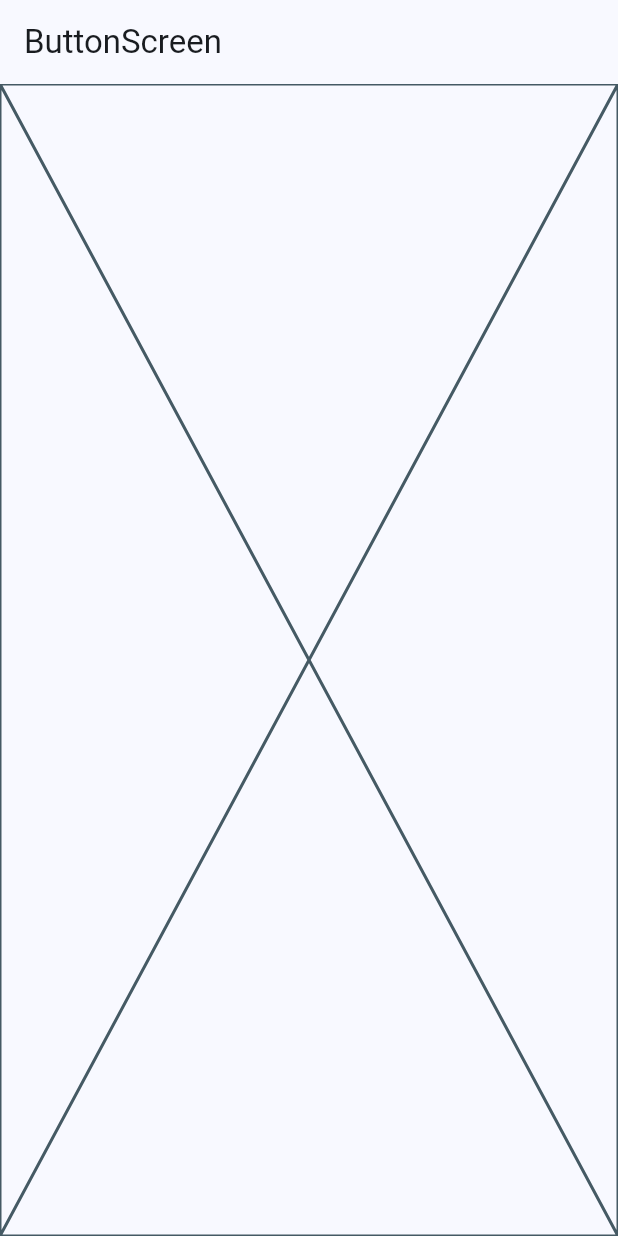
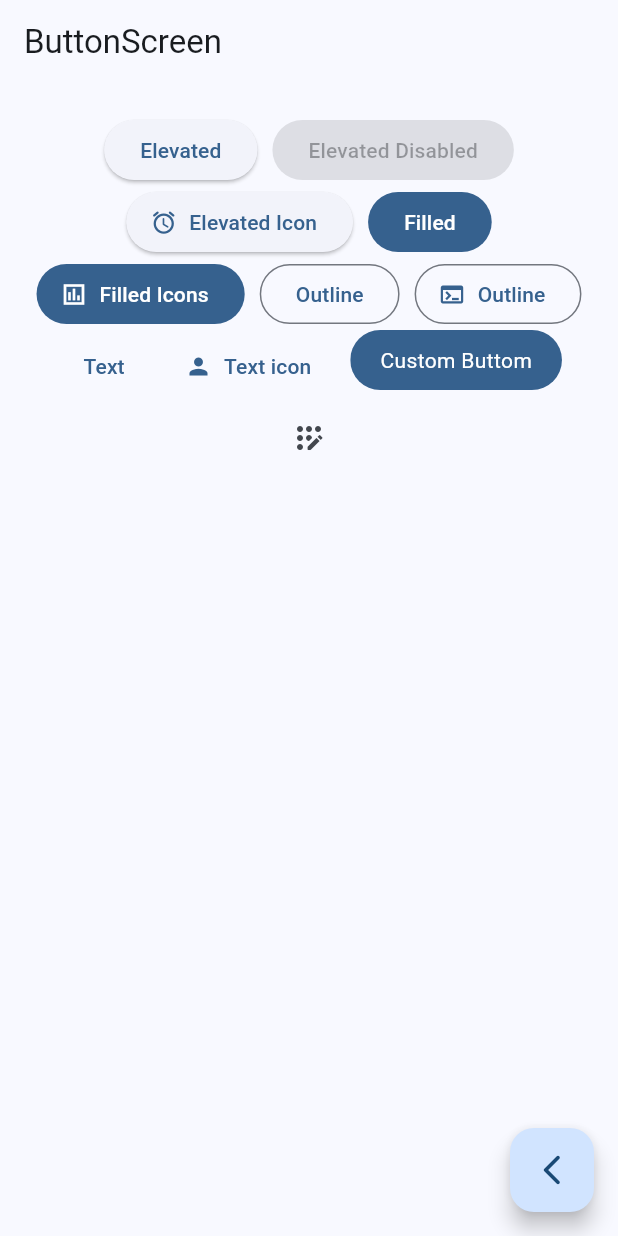
Before and after one commit to juancjr99/widgets_app, a Flutter app: the ButtonsScreen screen opened by its route, on a phone screen of 412 x 824 dp. Run offline on Flutter 3.47's test engine with Material 3 defaults, Android fonts, the phone set to English and light mode, and no system bars; our stand-ins replace go_router.

Commit message:
buttoms screen terminado

```diff
--- a/lib/presentation/screens/buttons/buttons_screen.dart
+++ b/lib/presentation/screens/buttons/buttons_screen.dart
@@ -1,4 +1,6 @@
 import 'package:flutter/material.dart';
+import 'package:go_router/go_router.dart';
+import 'package:widgets_app/presentation/screens/home/home_screen.dart';
 
 
 class ButtonsScreen extends StatelessWidget {
@@ -11,7 +13,81 @@ class ButtonsScreen extends StatelessWidget {
       appBar: AppBar(
         title: const Text("ButtonScreen"),
       ),
-      body: const Placeholder(),
+      body: _ButtomsView(),
+      floatingActionButton: FloatingActionButton(
+        child: Icon(Icons.arrow_back_ios_new_rounded),
+        onPressed: (){
+          context.pop();
+        }),
     );
   }
 }
+
+class _ButtomsView extends StatelessWidget {
+  const _ButtomsView({
+    super.key,
+  });
+
+  @override
+  Widget build(BuildContext context) {
+
+    final colors = Theme.of(context).colorScheme;
+    return SizedBox(
+      width: double.infinity,
+      child: Padding(
+        padding: const EdgeInsets.symmetric(horizontal: 10,vertical: 20),
+        child: Wrap(
+          spacing: 10,
+          alignment: WrapAlignment.center,
+          children: [
+            ElevatedButton(onPressed: (){}, child: const Text('Elevated')),
+
+            const ElevatedButton(onPressed: null, child:  Text('Elevated Disabled')),
+
+            ElevatedButton.icon(onPressed: (){}, label: const Text('Elevated Icon'), icon: const Icon(Icons.access_alarm_rounded),),
+
+            FilledButton(onPressed: (){}, child: const Text('Filled')),
+
+            FilledButton.icon(onPressed: (){}, icon: const Icon(Icons.insert_chart_outlined_sharp), label: const Text('Filled Icons')),
+
+            OutlinedButton(onPressed: (){}, child: const Text('Outline')),
+
+            OutlinedButton.icon(onPressed: (){}, label: const Text('Outline'), icon: const Icon(Icons.terminal),),
+
+            TextButton(onPressed: (){}, child: const Text('Text')),
+
+            TextButton.icon(onPressed: (){}, label: const Text('Text icon'),icon: Icon(Icons.person)),
+
+            CustomButtom(),
+
+
+            IconButton(onPressed: (){}, icon: const Icon(Icons.app_registration_rounded),),
+
+
+          ],
+        ),
+      ),
+    );
+  }
+}
+
+class CustomButtom extends StatelessWidget {
+  const CustomButtom({super.key});
+
+  @override
+  Widget build(BuildContext context) {
+    final colors = Theme.of(context).colorScheme;
+    return ClipRRect(
+      borderRadius: BorderRadius.circular(20),
+      child: Material(
+        color: colors.primary,
+        child: InkWell(
+          onTap: (){},
+          child: Padding(
+            padding: const EdgeInsets.symmetric(horizontal: 20, vertical: 10),
+            child: Text("Custom Buttom", style: TextStyle(color: Colors.white))),
+        ),
+      ),
+    );
+  }
+}
```
